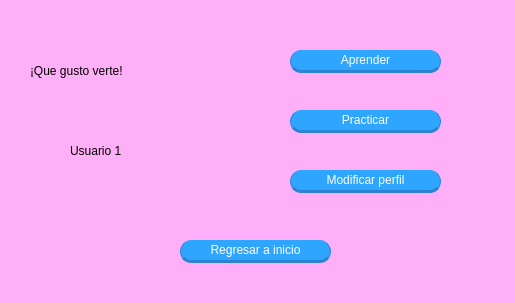
Before: the Qt Designer form IG2.ui in lulacuna16/TT-2021-A004, drawn with Qt 5.
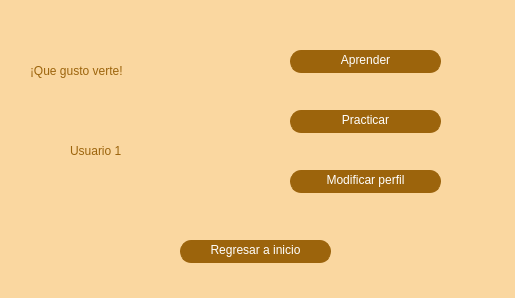
After: the same form once the commit is applied.

```diff
--- a/IG2.ui
+++ b/IG2.ui
@@ -7,7 +7,7 @@
     <x>0</x>
     <y>0</y>
     <width>515</width>
-    <height>303</height>
+    <height>298</height>
    </rect>
   </property>
   <property name="windowTitle">
@@ -15,7 +15,7 @@
   </property>
   <property name="styleSheet">
    <string notr="true">QWidget{
-background-color: rgb(255, 175, 247);
+background-color: rgb(250, 215, 160);
 }</string>
   </property>
   <widget class="QLabel" name="labelBienvenida">
@@ -28,7 +28,8 @@
     </rect>
    </property>
    <property name="styleSheet">
-    <string notr="true">font: 16pt &quot;Segoe Print&quot;;</string>
+    <string notr="true">font: 16pt &quot;Segoe Print&quot;;
+color: rgb(156, 100, 12);</string>
    </property>
    <property name="text">
     <string>¡Que gusto verte!</string>
@@ -44,7 +45,8 @@
     </rect>
    </property>
    <property name="styleSheet">
-    <string notr="true">font: 16pt &quot;Segoe Print&quot;;</string>
+    <string notr="true">font: 16pt &quot;Segoe Print&quot;;
+color: rgb(156, 100, 12);</string>
    </property>
    <property name="text">
     <string>Usuario 1</string>
@@ -62,13 +64,13 @@
    <property name="styleSheet">
     <string notr="true">QPushButton{
 color: rgb(255, 255, 255);
-	background-color: rgb(46, 165, 255);
+	background-color: rgb(156, 100, 12);
 	font: 12pt &quot;Segoe Print&quot;;
 	border-radius: 11px;
 	border:none;
-	border-left: 1px solid rgb(44, 131, 212);
-	border-right: 1px solid rgb(44, 131, 212);
-	border-bottom: 3px solid rgb(44, 131, 212);
+	border-left: 1px solid rgb(156, 100, 12);
+	border-right: 1px solid rgb(156, 100, 12);
+	border-bottom: 3px solid rgb(156, 100, 12);
 }
 QPushButton:hover{
 	background-color: rgb(14, 235, 255);
@@ -100,13 +102,13 @@
    <property name="styleSheet">
     <string notr="true">QPushButton{
 color: rgb(255, 255, 255);
-	background-color: rgb(46, 165, 255);
+	background-color: rgb(156, 100, 12);
 	font: 12pt &quot;Segoe Print&quot;;
 	border-radius: 11px;
 	border:none;
-	border-left: 1px solid rgb(44, 131, 212);
-	border-right: 1px solid rgb(44, 131, 212);
-	border-bottom: 3px solid rgb(44, 131, 212);
+	border-left: 1px solid rgb(156, 100, 12);
+	border-right: 1px solid rgb(156, 100, 12);
+	border-bottom: 3px solid rgb(156, 100, 12);
 }
 QPushButton:hover{
 	background-color: rgb(14, 235, 255);
@@ -138,13 +140,13 @@
    <property name="styleSheet">
     <string notr="true">QPushButton{
 color: rgb(255, 255, 255);
-	background-color: rgb(46, 165, 255);
+	background-color: rgb(156, 100, 12);
 	font: 12pt &quot;Segoe Print&quot;;
 	border-radius: 11px;
 	border:none;
-	border-left: 1px solid rgb(44, 131, 212);
-	border-right: 1px solid rgb(44, 131, 212);
-	border-bottom: 3px solid rgb(44, 131, 212);
+	border-left: 1px solid rgb(156, 100, 12);
+	border-right: 1px solid rgb(156, 100, 12);
+	border-bottom: 3px solid rgb(156, 100, 12);
 }
 QPushButton:hover{
 	background-color: rgb(14, 235, 255);
@@ -176,13 +178,13 @@
    <property name="styleSheet">
     <string notr="true">QPushButton{
 color: rgb(255, 255, 255);
-	background-color: rgb(46, 165, 255);
+	background-color: rgb(156, 100, 12);
 	font: 12pt &quot;Segoe Print&quot;;
 	border-radius: 11px;
 	border:none;
-	border-left: 1px solid rgb(44, 131, 212);
-	border-right: 1px solid rgb(44, 131, 212);
-	border-bottom: 3px solid rgb(44, 131, 212);
+	border-left: 1px solid rgb(156, 100, 12);
+	border-right: 1px solid rgb(156, 100, 12);
+	border-bottom: 3px solid rgb(156, 100, 12);
 }
 QPushButton:hover{
 	background-color: rgb(14, 235, 255);
```
Left out of the diff: 32 changed lines with no effect on the pictures.
